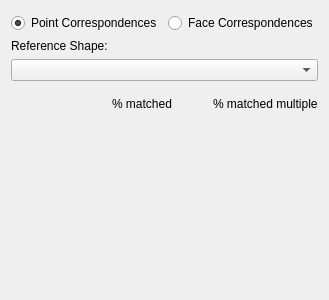
PeterZs/ShapeAnalyzer, file src/view/correspondenceColoring.ui: the form before one commit.
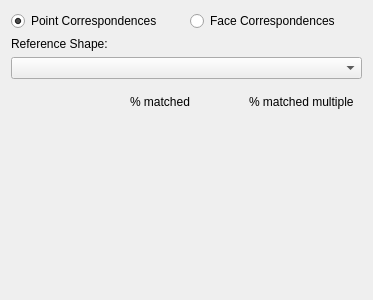
The form after the commit.

The edit to the form file:
```diff
--- a/src/view/correspondenceColoring.ui
+++ b/src/view/correspondenceColoring.ui
@@ -6,22 +6,14 @@
    <rect>
     <x>0</x>
     <y>0</y>
-    <width>200</width>
+    <width>373</width>
     <height>300</height>
    </rect>
   </property>
   <property name="windowTitle">
    <string>Correspondence Coloring Widget</string>
   </property>
-  <layout class="QVBoxLayout" name="verticalLayout_2">
-   <item>
     <layout class="QVBoxLayout" name="verticalLayout">
-     <property name="topMargin">
-      <number>2</number>
-     </property>
-     <property name="bottomMargin">
-      <number>10</number>
-     </property>
      <item>
       <layout class="QHBoxLayout" name="horizontalLayout">
        <item>
@@ -96,8 +88,6 @@
         </size>
        </property>
       </spacer>
-     </item>
-    </layout>
    </item>
   </layout>
  </widget>
```
Lines whose indentation alone changed are shown as unchanged.
